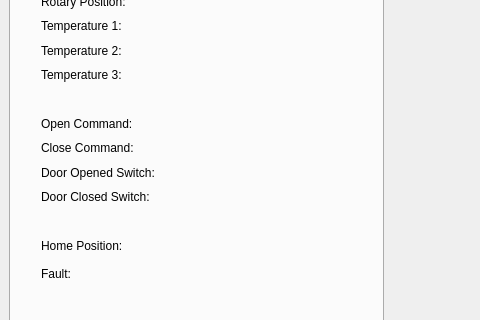
dnt0/datalogging-demo, file main.ui: the form before one commit; both pictures show x 0 to 480 and y 121 to 441 of the 1128 by 752 pixel window.
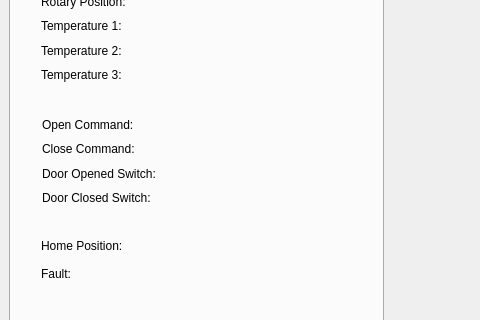
The form after the commit. Custom widgets are drawn as their Qt base class.

Commit message: Mode selection and clear fault button are now functional

The edit to the form file:
```diff
--- a/main.ui
+++ b/main.ui
@@ -239,11 +239,11 @@
            </item>
           </layout>
          </widget>
-         <widget class="QWidget" name="layoutWidget">
+         <widget class="QWidget" name="">
           <property name="geometry">
            <rect>
-            <x>30</x>
-            <y>200</y>
+            <x>31</x>
+            <y>201</y>
             <width>251</width>
             <height>92</height>
            </rect>
```
Left out of the diff: 2 changed lines with no effect on the pictures. The commit also changes 2 other files.
